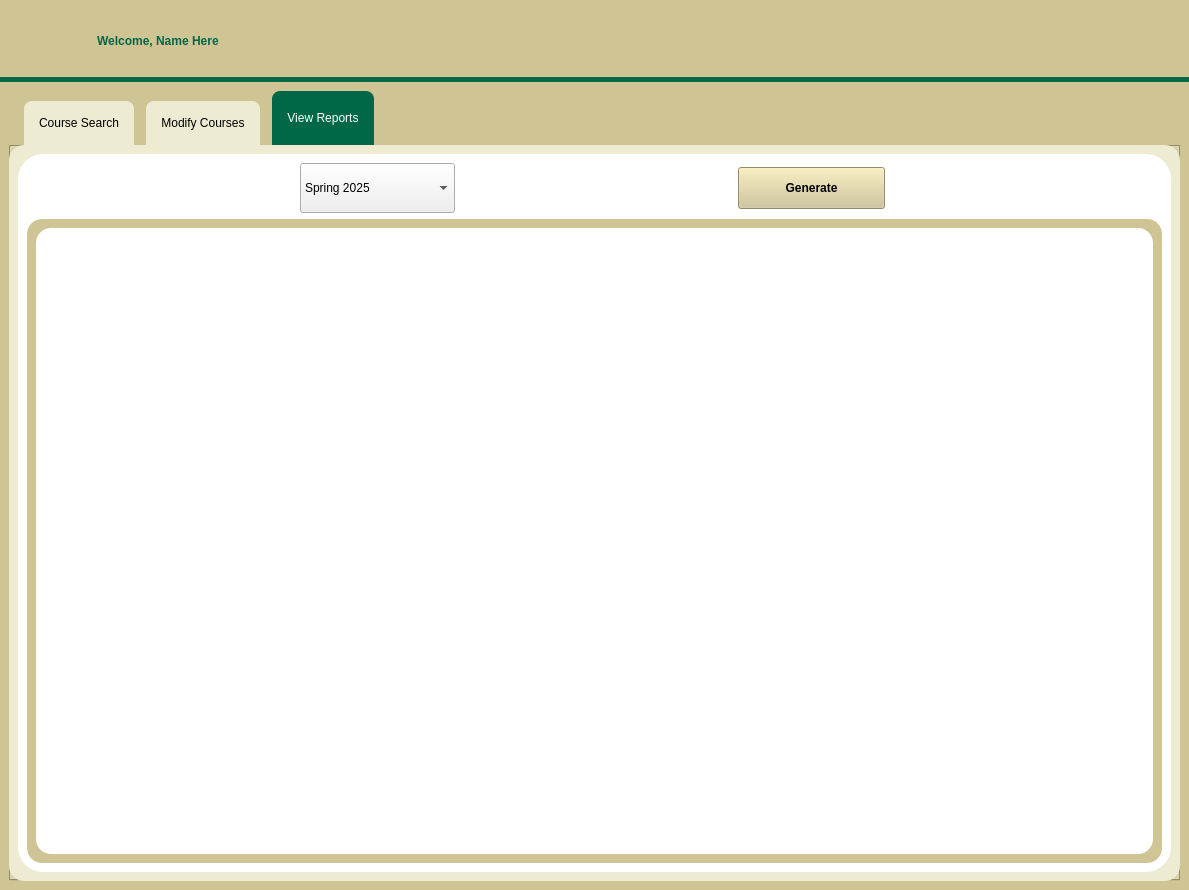
Qt form administratordisplay.ui (RyanLewis155/College-Portal-Project) before a commit.
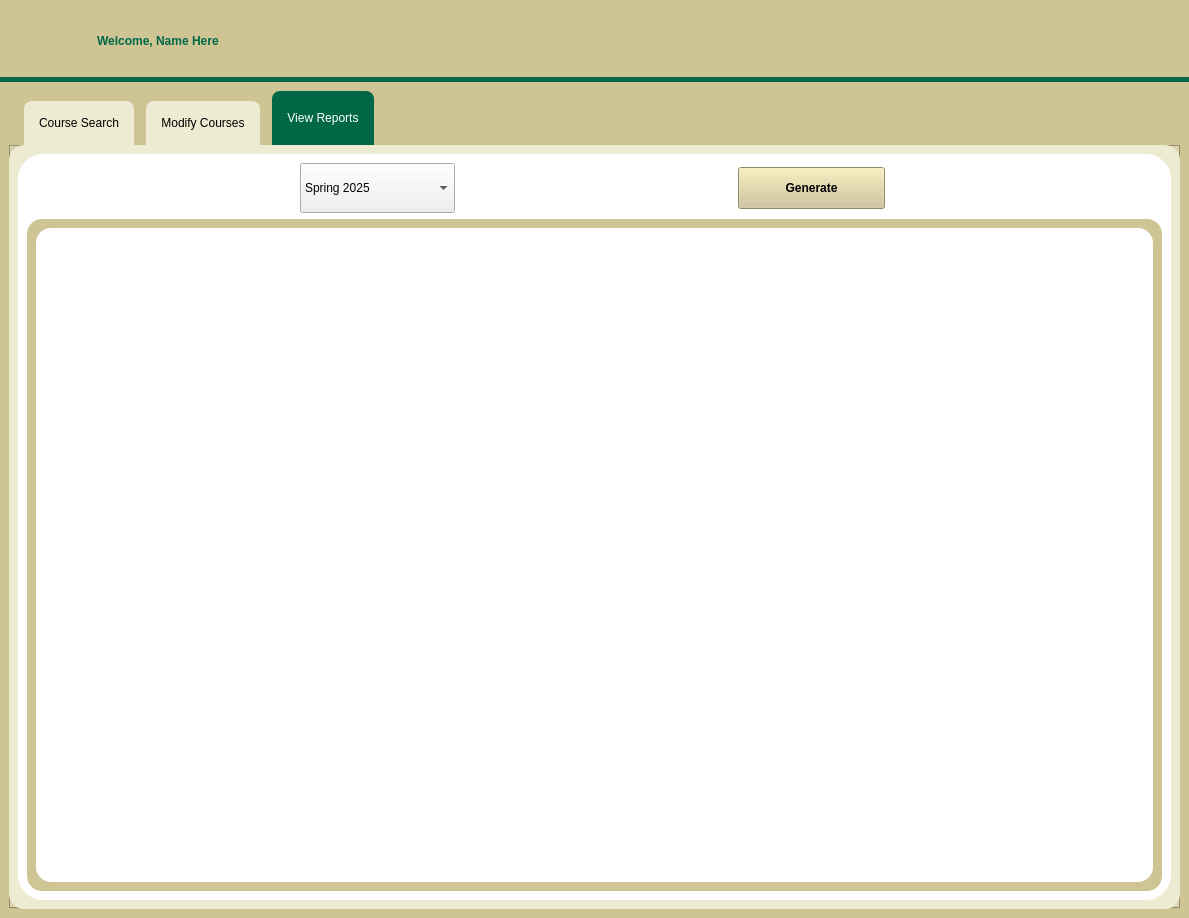
The same form after that commit. The open tabs and pages were chosen to show the change. Icons and pictures are not drawn.

Diff of the .ui file:
```diff
--- a/administratordisplay.ui
+++ b/administratordisplay.ui
@@ -7,7 +7,7 @@
     <x>0</x>
     <y>0</y>
     <width>1189</width>
-    <height>890</height>
+    <height>918</height>
    </rect>
   </property>
   <property name="sizePolicy">
```
Left out of the diff: 4 changed lines with no effect on the pictures.
